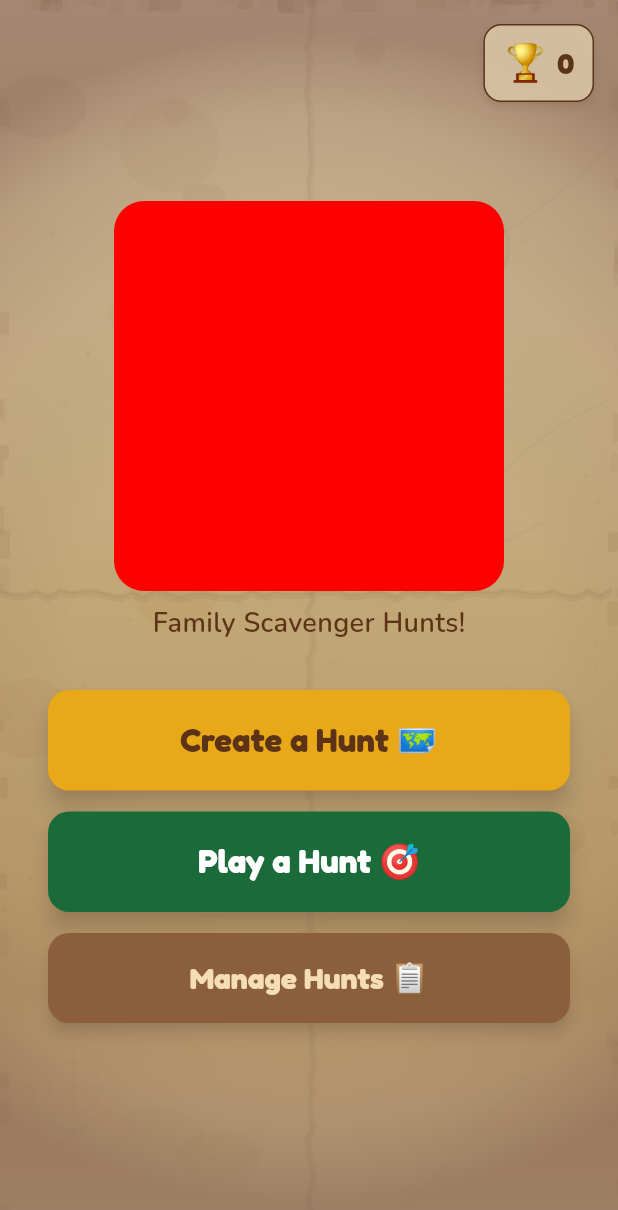
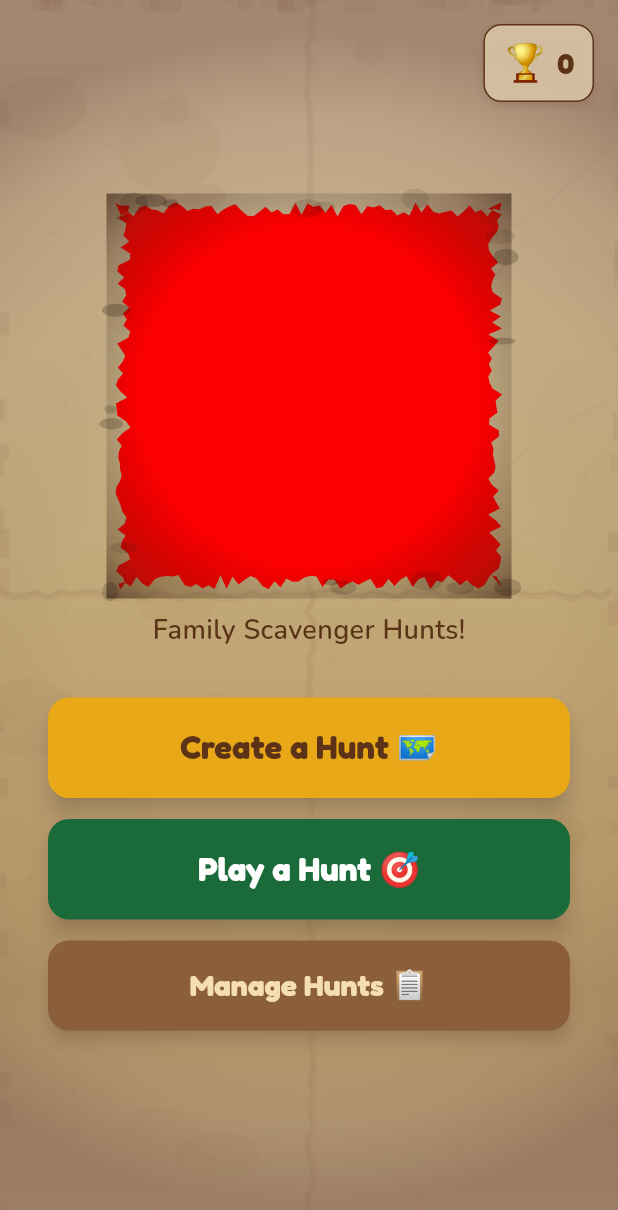
Before and after one commit to saturn1888/saturn1888, a Flutter app: the screen it shows after launch, on a phone screen of 412 x 824 dp. Shown: the top 1210 px of the screen. Run offline on Flutter 3.47's test engine with Material 3 defaults, Android fonts, the phone set to English and light mode, and no system bars; our stand-ins replace audioplayers, confetti, google_fonts, hive, hive_flutter, image_picker; accounts and stored records are empty.

Commit message:
Add torn/ripped map edges to logo image
- Custom ClipPath with jagged torn-paper edge clipper on all 4 sides
- Foreground overlay painter adds burned border vignette and scorch marks
- Dark radial gradient overlay gives depth like singed parchment edges
- 20 randomised scorch spots near edges for worn/burned look

https://claude.ai/code/session_017Aw2r6LuaKG11VTUwd3Kn5

```diff
--- a/lib/screens/home_screen.dart
+++ b/lib/screens/home_screen.dart
@@ -60,23 +60,24 @@ class HomeScreen extends StatelessWidget {
                     mainAxisAlignment: MainAxisAlignment.center,
                     children: [
                       const SizedBox(height: 16),
-                      // Logo image
-                      ClipRRect(
-                        borderRadius: BorderRadius.circular(20),
+                      // Logo image with torn map edges
+                      SizedBox(
+                        width: 270,
+                        height: 270,
+                        child: CustomPaint(
+                          foregroundPainter: _TornEdgeOverlayPainter(),
+                          child: ClipPath(
+                            clipper: _TornEdgeClipper(),
                             child: Image.asset(
                               'assets/images/ozhunt_logo.png',
-                          width: 260,
-                          height: 260,
+                              width: 270,
+                              height: 270,
                               fit: BoxFit.cover,
                               errorBuilder: (context, error, stackTrace) {
-                            // Fallback if image not found
                                 return Container(
-                              width: 260,
-                              height: 260,
-                              decoration: BoxDecoration(
+                                  width: 270,
+                                  height: 270,
                                   color: AppTheme.warmBrown.withOpacity(0.2),
-                                borderRadius: BorderRadius.circular(20),
-                              ),
                                   child: Column(
                                     mainAxisAlignment: MainAxisAlignment.center,
                                     children: [
@@ -92,6 +93,8 @@ class HomeScreen extends StatelessWidget {
                                   ),
                                 );
                               },
+                            ),
+                          ),
                         ),
                       ),
                       const SizedBox(height: 8),
@@ -410,3 +413,90 @@ class _MapTexturePainter extends CustomPainter {
   @override
   bool shouldRepaint(covariant CustomPainter oldDelegate) => false;
 }
+
+/// Clips the logo with jagged torn-paper edges
+class _TornEdgeClipper extends CustomClipper<Path> {
+  @override
+  Path getClip(Size size) {
+    final rng = Random(77);
+    final path = Path();
+    const inset = 6.0;   // How far in from the edge the tears start
+    const jag = 5.0;     // Max depth of each tear
+    const step = 4.0;    // Distance between tear points
+
+    // Top edge: left to right
+    path.moveTo(inset + rng.nextDouble() * jag, inset + rng.nextDouble() * jag);
+    for (double x = inset; x < size.width - inset; x += step) {
+      path.lineTo(x, inset + rng.nextDouble() * jag * 2);
+    }
+
+    // Right edge: top to bottom
+    for (double y = inset; y < size.height - inset; y += step) {
+      path.lineTo(size.width - inset - rng.nextDouble() * jag * 2, y);
+    }
+
+    // Bottom edge: right to left
+    for (double x = size.width - inset; x > inset; x -= step) {
+      path.lineTo(x, size.height - inset - rng.nextDouble() * jag * 2);
+    }
+
+    // Left edge: bottom to top
+    for (double y = size.height - inset; y > inset; y -= step) {
+      path.lineTo(inset + rng.nextDouble() * jag * 2, y);
+    }
+
+    path.close();
+    return path;
+  }
+
+  @override
+  bool shouldReclip(covariant CustomClipper<Path> oldClipper) => false;
+}
+
+/// Paints burned/darkened edges and wear marks on top of the clipped logo
+class _TornEdgeOverlayPainter extends CustomPainter {
+  @override
+  void paint(Canvas canvas, Size size) {
+    final rng = Random(99);
+
+    // Dark burned border vignette
+    final borderPaint = Paint()
+      ..shader = RadialGradient(
+        center: Alignment.center,
+        radius: 0.75,
+        colors: [
+          Colors.transparent,
+          Colors.transparent,
+          const Color(0xFF3E2010).withOpacity(0.3),
+          const Color(0xFF2A1508).withOpacity(0.7),
+        ],
+        stops: const [0.0, 0.55, 0.8, 1.0],
+      ).createShader(Rect.fromLTWH(0, 0, size.width, size.height));
+    canvas.drawRect(Rect.fromLTWH(0, 0, size.width, size.height), borderPaint);
+
+    // Scorch marks near edges
+    final scorchPaint = Paint()..style = PaintingStyle.fill;
+    for (int i = 0; i < 20; i++) {
+      final onEdge = rng.nextInt(4);
+      double x, y;
+      switch (onEdge) {
+        case 0: x = rng.nextDouble() * size.width; y = rng.nextDouble() * 12; break;
+        case 1: x = rng.nextDouble() * size.width; y = size.height - rng.nextDouble() * 12; break;
+        case 2: x = rng.nextDouble() * 12; y = rng.nextDouble() * size.height; break;
+        default: x = size.width - rng.nextDouble() * 12; y = rng.nextDouble() * size.height;
+      }
+      scorchPaint.color = const Color(0xFF1A0E05).withOpacity(0.1 + rng.nextDouble() * 0.15);
+      canvas.drawOval(
+        Rect.fromCenter(
+          center: Offset(x, y),
+          width: 8 + rng.nextDouble() * 15,
+          height: 4 + rng.nextDouble() * 10,
+        ),
+        scorchPaint,
+      );
+    }
+  }
+
+  @override
+  bool shouldRepaint(covariant CustomPainter oldDelegate) => false;
+}
```
Lines whose indentation alone changed are shown as unchanged.
